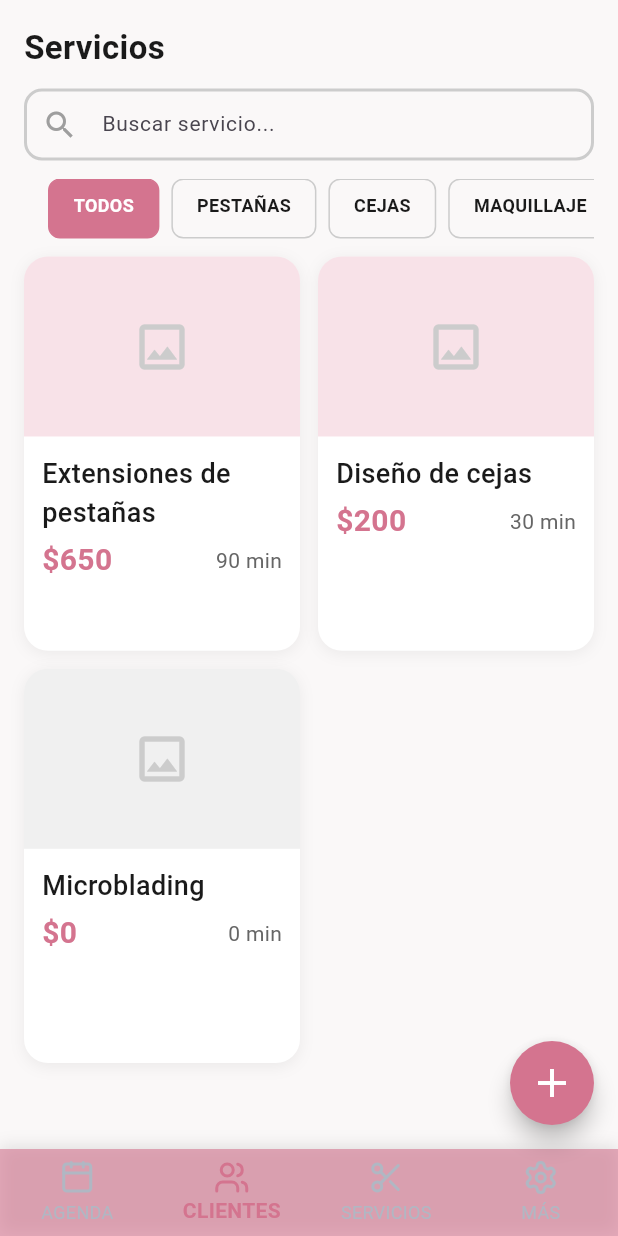
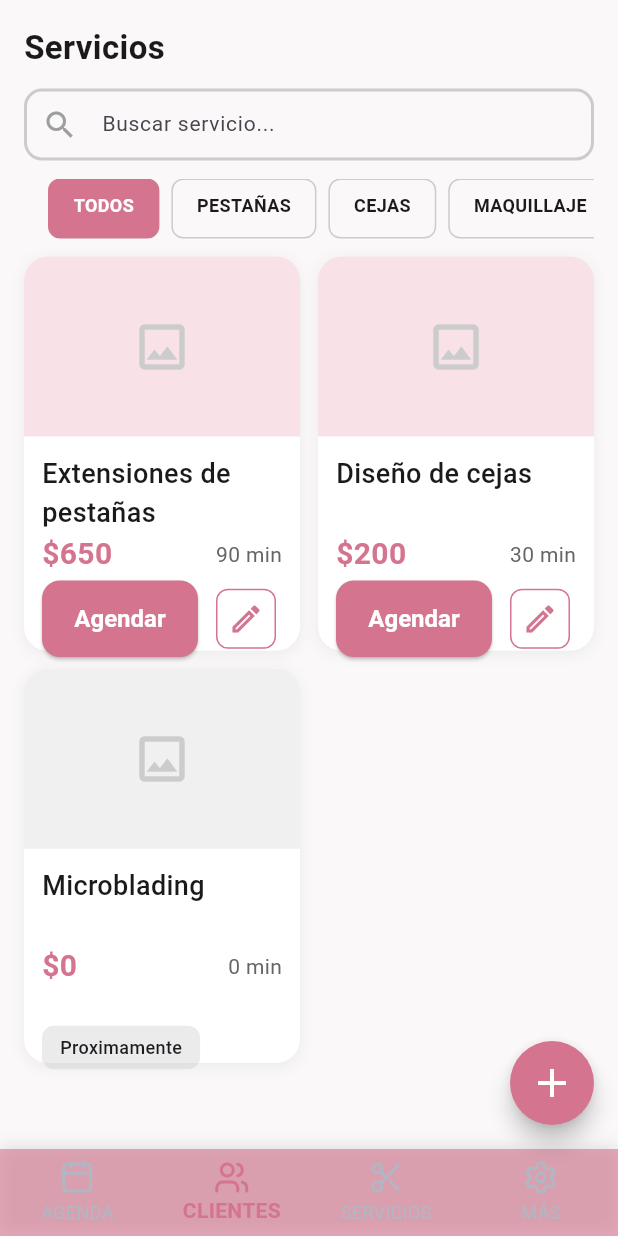
Before and after one commit to JGabrielGlez/Vivi_Beauty_Room, a Flutter app: the screen it shows after launch, on a phone screen of 412 x 824 dp. Run offline on Flutter 3.47's test engine with Material 3 defaults, Android fonts, the phone set to English and light mode, and no system bars; our stand-ins replace lucide_icons; Roboto replaces fonts that are missing (Playfair Display, Poppins).

Commit message:
fix: ya se muestran también los botones

```diff
--- a/lib/shared/widgets/service_card.dart
+++ b/lib/shared/widgets/service_card.dart
@@ -44,11 +44,22 @@ class ServiceCard extends StatelessWidget {
           _Foto(proximamente: servicio.proximamente),
           Padding(
             padding: const EdgeInsets.all(12),
+            child: SizedBox(
+              height:
+                  135, // Altura fija para mantener botones en misma posición
               child: Column(
                 crossAxisAlignment: CrossAxisAlignment.start,
                 children: [
-                // Nombre del servicio
-                Text(servicio.nombre, style: AppTextStyles.subtitulo),
+                  // Nombre del servicio con altura limitada
+                  SizedBox(
+                    height: 48,
+                    child: Text(
+                      servicio.nombre,
+                      style: AppTextStyles.subtitulo,
+                      maxLines: 2,
+                      overflow: TextOverflow.ellipsis,
+                    ),
+                  ),
 
                   const SizedBox(height: 4),
                   Row(
@@ -64,12 +75,38 @@ class ServiceCard extends StatelessWidget {
                         '${servicio.duracionMin} min',
                         style: AppTextStyles.textoSecundario,
                       ),
-                    const SizedBox(height: 12),
+                    ],
+                  ),
 
-                    // botones
+                  const Spacer(), // Empuja los botones al final
+                  // Badge de próximamente o botones de acción
+                  if (servicio.proximamente)
+                    const _BadgeProximamente()
+                  else
+                    Row(
+                      children: [
+                        // Botón de agendar
+                        Expanded(child: _BotonAgendar(onTap: onAgendar)),
+
+                        // Botón de editar (solo si se proporciona el callback)
+                        if (onEditar != null) ...[
+                          const SizedBox(width: 8),
+                          IconButton(
+                            onPressed: onEditar,
+                            icon: const Icon(Icons.edit_outlined),
+                            color: AppColors.rosa,
+                            style: IconButton.styleFrom(
+                              side: BorderSide(color: AppColors.rosa, width: 1),
+                              shape: RoundedRectangleBorder(
+                                borderRadius: BorderRadius.circular(8),
+                              ),
+                            ),
+                          ),
+                        ],
                       ],
                     ),
                 ],
+              ),
             ),
           ),
         ],
```
Lines whose indentation alone changed are shown as unchanged.
